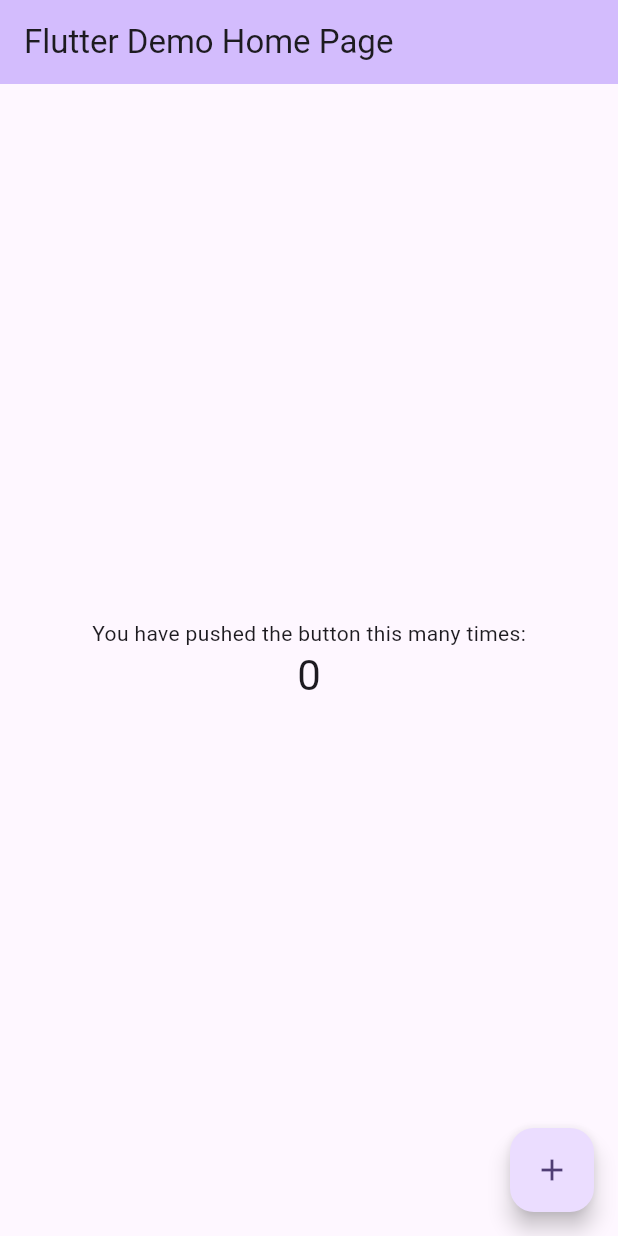
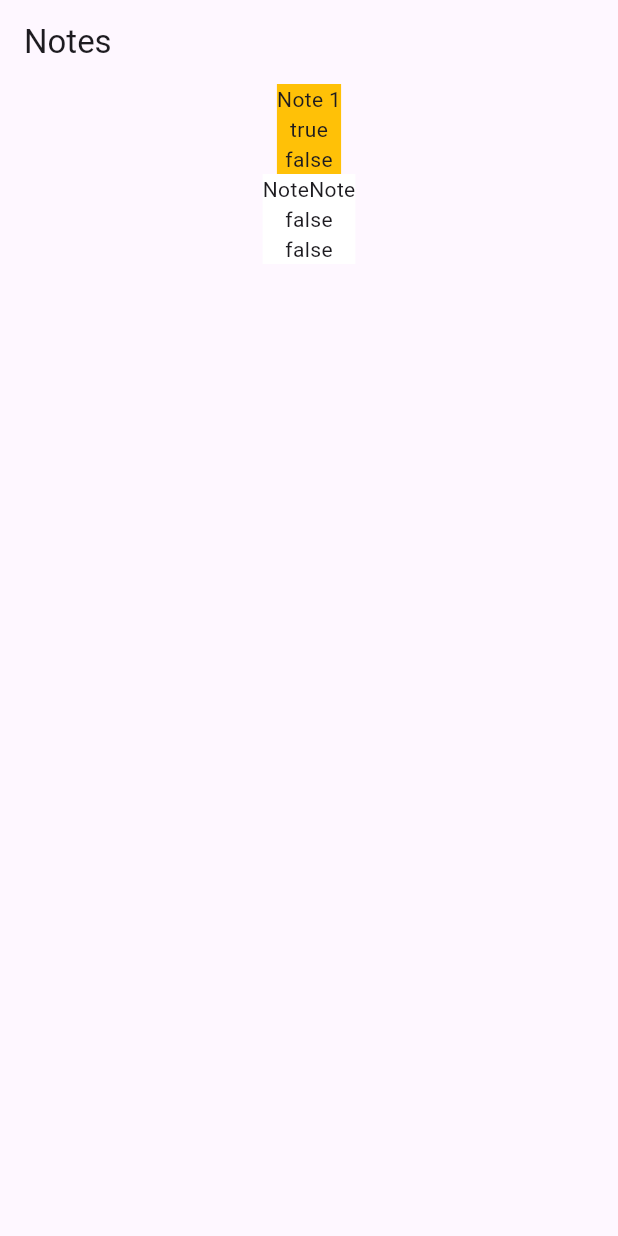
Before and after one commit to TarzanOfJungle/notes_manager, a Flutter app: the screen it shows after launch, on a phone screen of 412 x 824 dp. Run offline on Flutter 3.47's test engine with Material 3 defaults, Android fonts, the light colour scheme and no system bars.

Commit message:
feat: created initial structure

```diff
--- a/lib/main.dart
+++ b/lib/main.dart
@@ -1,125 +1,22 @@
 import 'package:flutter/material.dart';
+import 'package:notes_manager/notes/screens/notes_page.dart';
 
 void main() {
-  runApp(const MyApp());
+  runApp(const NotesManagerApp());
 }
 
-class MyApp extends StatelessWidget {
-  const MyApp({super.key});
+class NotesManagerApp extends StatelessWidget {
+  const NotesManagerApp({super.key});
 
-  // This widget is the root of your application.
   @override
   Widget build(BuildContext context) {
     return MaterialApp(
       title: 'Flutter Demo',
       theme: ThemeData(
-        // This is the theme of your application.
-        //
-        // TRY THIS: Try running your application with "flutter run". You'll see
-        // the application has a blue toolbar. Then, without quitting the app,
-        // try changing the seedColor in the colorScheme below to Colors.green
-        // and then invoke "hot reload" (save your changes or press the "hot
-        // reload" button in a Flutter-supported IDE, or press "r" if you used
-        // the command line to start the app).
-        //
-        // Notice that the counter didn't reset back to zero; the application
-        // state is not lost during the reload. To reset the state, use hot
-        // restart instead.
-        //
-        // This works for code too, not just values: Most code changes can be
-        // tested with just a hot reload.
         colorScheme: ColorScheme.fromSeed(seedColor: Colors.deepPurple),
         useMaterial3: true,
       ),
-      home: const MyHomePage(title: 'Flutter Demo Home Page'),
+      home: NotesPage(),
     );
   }
 }
-
-class MyHomePage extends StatefulWidget {
-  const MyHomePage({super.key, required this.title});
-
-  // This widget is the home page of your application. It is stateful, meaning
-  // that it has a State object (defined below) that contains fields that affect
-  // how it looks.
-
-  // This class is the configuration for the state. It holds the values (in this
-  // case the title) provided by the parent (in this case the App widget) and
-  // used by the build method of the State. Fields in a Widget subclass are
-  // always marked "final".
-
-  final String title;
-
-  @override
-  State<MyHomePage> createState() => _MyHomePageState();
-}
-
-class _MyHomePageState extends State<MyHomePage> {
-  int _counter = 0;
-
-  void _incrementCounter() {
-    setState(() {
-      // This call to setState tells the Flutter framework that something has
-      // changed in this State, which causes it to rerun the build method below
-      // so that the display can reflect the updated values. If we changed
-      // _counter without calling setState(), then the build method would not be
-      // called again, and so nothing would appear to happen.
-      _counter++;
-    });
-  }
-
-  @override
-  Widget build(BuildContext context) {
-    // This method is rerun every time setState is called, for instance as done
-    // by the _incrementCounter method above.
-    //
-    // The Flutter framework has been optimized to make rerunning build methods
-    // fast, so that you can just rebuild anything that needs updating rather
-    // than having to individually change instances of widgets.
-    return Scaffold(
-      appBar: AppBar(
-        // TRY THIS: Try changing the color here to a specific color (to
-        // Colors.amber, perhaps?) and trigger a hot reload to see the AppBar
-        // change color while the other colors stay the same.
-        backgroundColor: Theme.of(context).colorScheme.inversePrimary,
-        // Here we take the value from the MyHomePage object that was created by
-        // the App.build method, and use it to set our appbar title.
-        title: Text(widget.title),
-      ),
-      body: Center(
-        // Center is a layout widget. It takes a single child and positions it
-        // in the middle of the parent.
-        child: Column(
-          // Column is also a layout widget. It takes a list of children and
-          // arranges them vertically. By default, it sizes itself to fit its
-          // children horizontally, and tries to be as tall as its parent.
-          //
-          // Column has various properties to control how it sizes itself and
-          // how it positions its children. Here we use mainAxisAlignment to
-          // center the children vertically; the main axis here is the vertical
-          // axis because Columns are vertical (the cross axis would be
-          // horizontal).
-          //
-          // TRY THIS: Invoke "debug painting" (choose the "Toggle Debug Paint"
-          // action in the IDE, or press "p" in the console), to see the
-          // wireframe for each widget.
-          mainAxisAlignment: MainAxisAlignment.center,
-          children: <Widget>[
-            const Text(
-              'You have pushed the button this many times:',
-            ),
-            Text(
-              '$_counter',
-              style: Theme.of(context).textTheme.headlineMedium,
-            ),
-          ],
-        ),
-      ),
-      floatingActionButton: FloatingActionButton(
-        onPressed: _incrementCounter,
-        tooltip: 'Increment',
-        child: const Icon(Icons.add),
-      ), // This trailing comma makes auto-formatting nicer for build methods.
-    );
-  }
-}
--- /dev/null
+++ b/lib/notes/models/note.dart
@@ -0,0 +1,12 @@
+class Note {
+  final String title;
+  final String? description;
+  final bool isImportant;
+  final bool isResolved;
+
+  Note(
+      {required this.title,
+      this.description,
+      required this.isImportant,
+      required this.isResolved});
+}
--- /dev/null
+++ b/lib/notes/screens/notes_page.dart
@@ -0,0 +1,27 @@
+import 'package:flutter/material.dart';
+import 'package:notes_manager/notes/widgets/note_tile.dart';
+
+import '../models/note.dart';
+
+class NotesPage extends StatelessWidget {
+  NotesPage({super.key});
+
+  final List<Note> notes = [
+    Note(title: 'Note 1', isImportant: true, isResolved: false, description: "blabla"),
+    Note(title: "NoteNote", isImportant: false, isResolved: false)
+  ];
+
+  @override
+  Widget build(BuildContext context) {
+    return Scaffold(
+      appBar: AppBar(
+        title: const Text("Notes"),
+      ),
+      body: Center(
+        child: Column(
+          children: notes.map((note) => NoteTile(onEdit: () => {}, note: note)).toList(),
+        ),
+      ),
+    );
+  }
+}
--- /dev/null
+++ b/lib/notes/widgets/note_tile.dart
@@ -0,0 +1,23 @@
+import 'package:flutter/material.dart';
+import 'package:notes_manager/notes/models/note.dart';
+
+class NoteTile extends StatelessWidget {
+  final Note note;
+  final VoidCallback onEdit;
+
+  const NoteTile({super.key, required this.onEdit, required this.note});
+
+  @override
+  Widget build(BuildContext context) {
+    return Container(
+      color: note.isImportant ? Colors.amber : Colors.white,
+      child: Column(
+        children: [
+          Text(note.title),
+          Text(note.isImportant.toString()),
+          Text(note.isResolved.toString()),
+        ],
+      ),
+    );
+  }
+}
```
